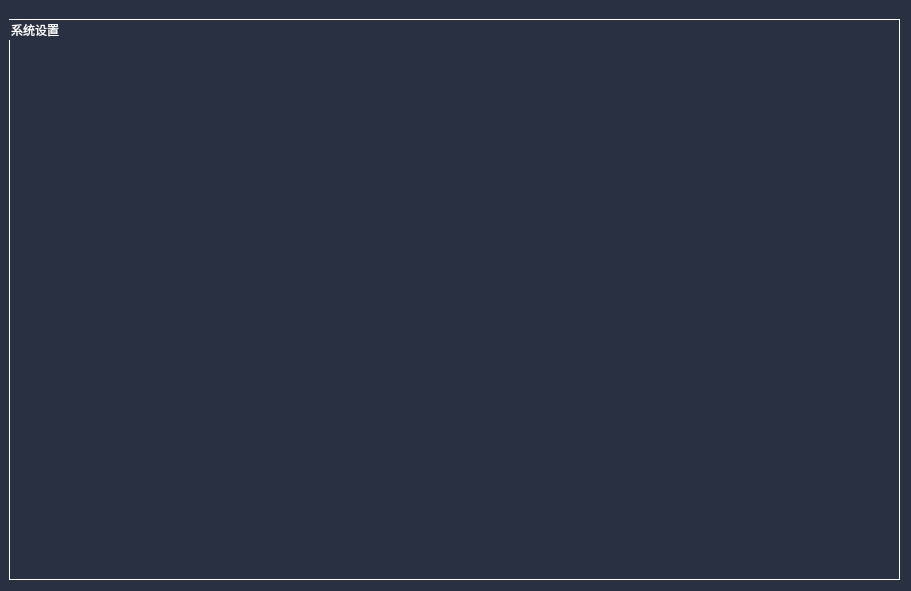
First picture: the form in ui/tab6.ui, repository 2950067210dqy/pyqt6_project, before the edit.
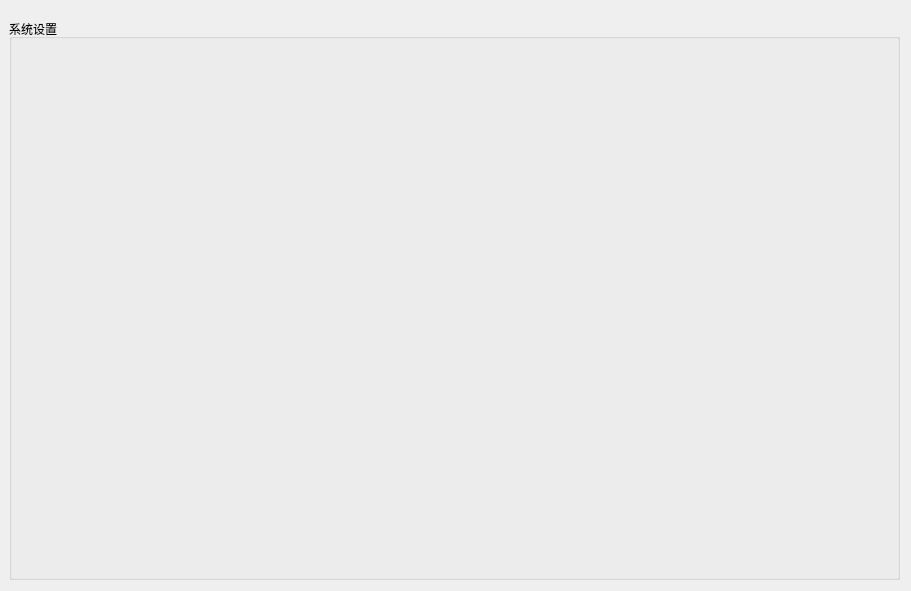
Second picture: the form after the edit.

```diff
--- a/ui/tab6.ui
+++ b/ui/tab6.ui
@@ -14,21 +14,7 @@
    <string>Form</string>
   </property>
   <property name="styleSheet">
-   <string notr="true">*{
-border:none;
-}
-QWidget{
-
-	background:rgb(40, 48,65);
-color:white;
-}
-QGraphicsView{
-border:1px solid white;
-}
-QGroupBox{
-border:1px solid white
-}
-</string>
+   <string notr="true"/>
   </property>
   <widget class="QGroupBox" name="groupBox">
    <property name="geometry">
```
